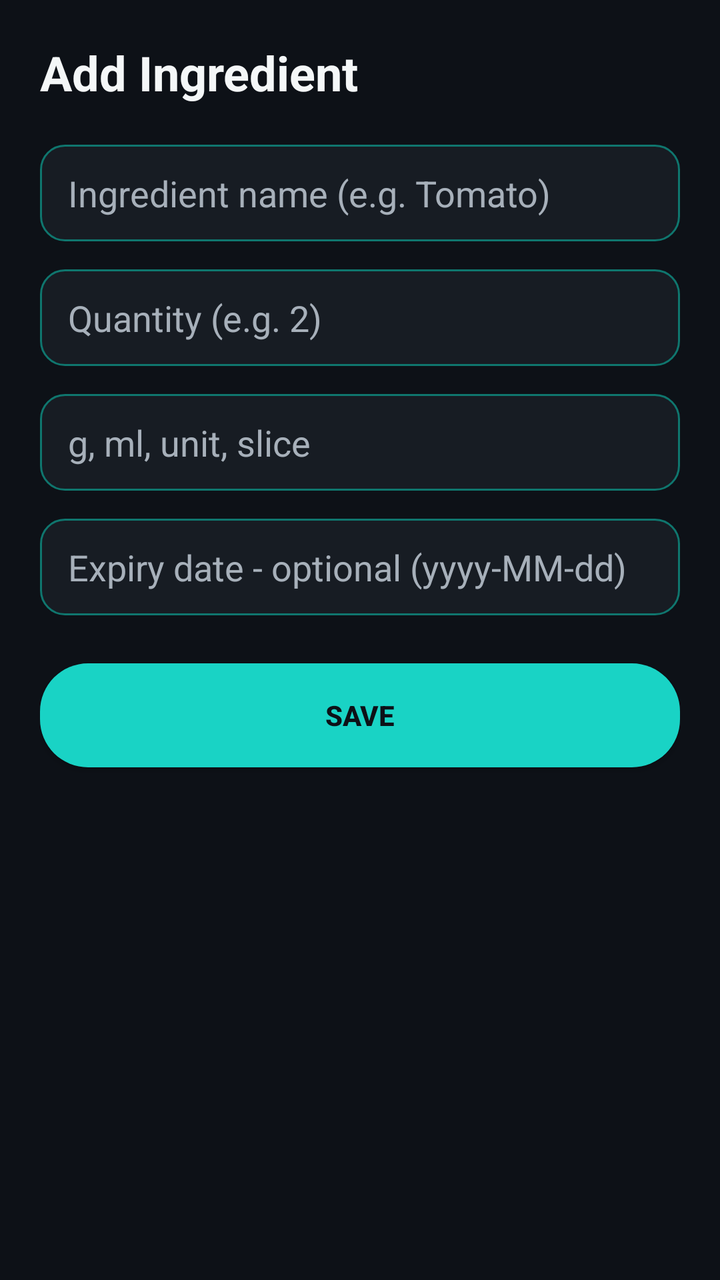
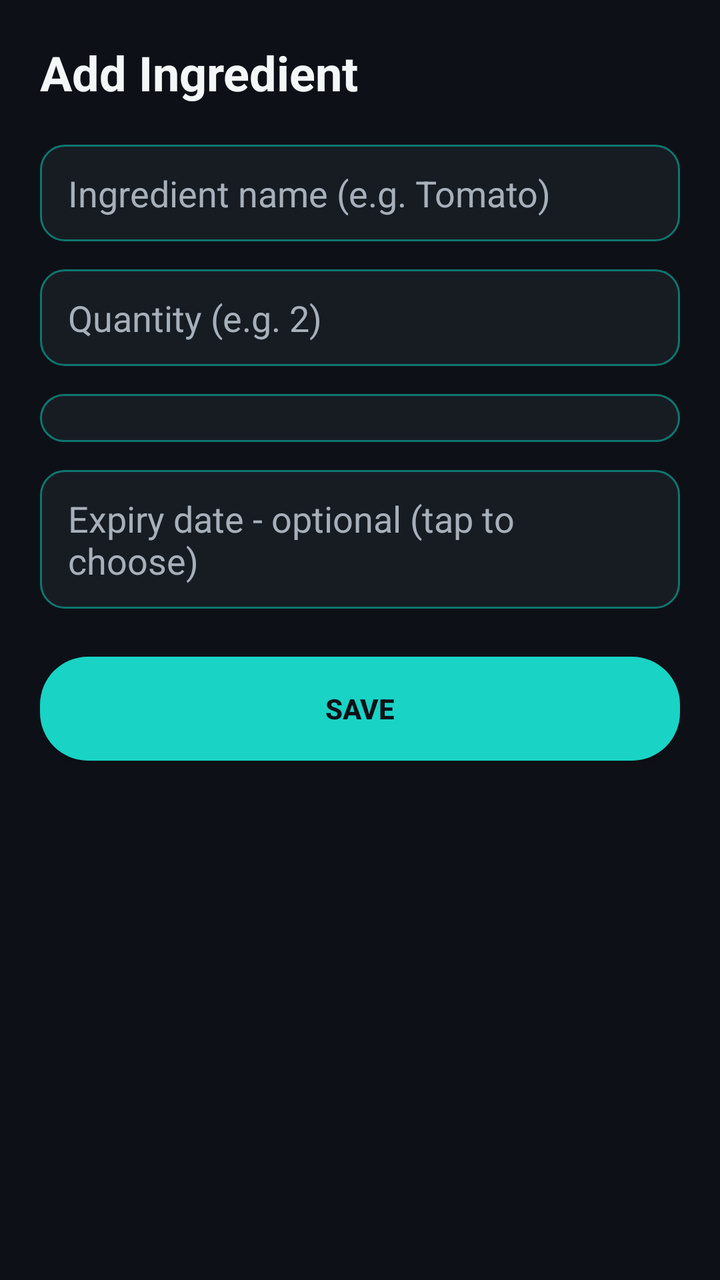

Compare the two renders of this Android layout. The source of the first and the diff that turns it into the second are given below.
<!-- AndroidManifest.xml: application theme Theme.SmartPantryManager -->
<!-- res/layout/activity_add_edit_ingredient.xml -->
<?xml version="1.0" encoding="utf-8"?>
<LinearLayout xmlns:android="http://schemas.android.com/apk/res/android"
    android:layout_width="match_parent"
    android:layout_height="match_parent"
    android:orientation="vertical"
    android:background="@color/background"
    android:padding="20dp">

    <TextView
        android:id="@+id/textFormTitle"
        android:layout_width="wrap_content"
        android:layout_height="wrap_content"
        android:text="Add Ingredient"
        android:textColor="@color/text_main"
        android:textSize="24sp"
        android:textStyle="bold"
        android:layout_marginBottom="20dp" />

    <EditText
        android:id="@+id/editName"
        android:layout_width="match_parent"
        android:layout_height="wrap_content"
        android:hint="Ingredient name (e.g. Tomato)"
        android:inputType="textCapSentences"
        android:background="@drawable/bg_input_field"
        android:textColor="@color/text_main"
        android:textColorHint="@color/text_secondary" />

    <TextView
        android:id="@+id/errorName"
        android:layout_width="wrap_content"
        android:layout_height="wrap_content"
        android:textColor="@color/error_delete"
        android:textSize="12sp"
        android:layout_marginTop="4dp"
        android:visibility="gone" />

    <EditText
        android:id="@+id/editQuantity"
        android:layout_width="match_parent"
        android:layout_height="wrap_content"
        android:hint="Quantity (e.g. 2)"
        android:inputType="numberDecimal"
        android:background="@drawable/bg_input_field"
        android:textColor="@color/text_main"
        android:textColorHint="@color/text_secondary"
        android:layout_marginTop="14dp" />

    <TextView
        android:id="@+id/errorQuantity"
        android:layout_width="wrap_content"
        android:layout_height="wrap_content"
        android:textColor="@color/error_delete"
        android:textSize="12sp"
        android:layout_marginTop="4dp"
        android:visibility="gone" />

    <EditText
        android:id="@+id/editUnit"
        android:layout_width="match_parent"
        android:layout_height="wrap_content"
        android:hint="g, ml, unit, slice"
        android:inputType="text"
        android:background="@drawable/bg_input_field"
        android:textColor="@color/text_main"
        android:textColorHint="@color/text_secondary"
        android:layout_marginTop="14dp" />

    <EditText
        android:id="@+id/editExpiry"
        android:layout_width="match_parent"
        android:layout_height="wrap_content"
        android:hint="Expiry date - optional (yyyy-MM-dd)"
        android:inputType="text"
        android:background="@drawable/bg_input_field"
        android:textColor="@color/text_main"
        android:textColorHint="@color/text_secondary"
        android:layout_marginTop="14dp" />

    <TextView
        android:id="@+id/errorExpiry"
        android:layout_width="wrap_content"
        android:layout_height="wrap_content"
        android:textColor="@color/error_delete"
        android:textSize="12sp"
        android:layout_marginTop="4dp"
        android:visibility="gone" />

    <Button
        android:id="@+id/buttonSave"
        android:layout_width="match_parent"
        android:layout_height="52dp"
        android:text="Save"
        android:textColor="@color/background"
        android:textStyle="bold"
        android:background="@drawable/bg_button_primary"
        android:layout_marginTop="24dp" />

</LinearLayout>
<!-- resources referenced by this layout -->
<resources>
  <color name="background">#0D1117</color>
  <color name="error_delete">#FF5C5C</color>
  <color name="text_main">#F4F7F8</color>
  <color name="text_secondary">#A7B0BA</color>
  <!-- drawable bg_button_primary (drawable) -->
  <?xml version="1.0" encoding="utf-8"?>
  <shape xmlns:android="http://schemas.android.com/apk/res/android">
      <solid android:color="@color/primary_aqua" />
      <corners android:radius="24dp" />
  </shape>
  <!-- drawable bg_input_field (drawable) -->
  <?xml version="1.0" encoding="utf-8"?>
  <shape xmlns:android="http://schemas.android.com/apk/res/android">
      <solid android:color="@color/card_bg" />
      <corners android:radius="12dp" />
      <stroke android:width="1dp" android:color="@color/dark_aqua" />
      <padding android:left="14dp" android:top="12dp" android:right="14dp" android:bottom="12dp" />
  </shape>
  <style name="Theme.SmartPantryManager" parent="Base.Theme.SmartPantryManager" />
  <color name="primary_aqua">#19D3C5</color>
  <color name="card_bg">#171C23</color>
  <color name="dark_aqua">#0F766E</color>
  <style name="Base.Theme.SmartPantryManager" parent="Theme.Material3.DayNight.NoActionBar">
          <item name="android:windowBackground">@color/background</item>
          <item name="colorPrimary">@color/primary_aqua</item>
          <item name="colorOnPrimary">@color/background</item>
          <item name="android:textColorPrimary">@color/text_main</item>
          <item name="android:textColorSecondary">@color/text_secondary</item>
      </style>
</resources>

<!-- the commit's change to res/layout/activity_add_edit_ingredient.xml (unified diff, before → after) -->
@@ -55,35 +55,59 @@
         android:layout_marginTop="4dp"
         android:visibility="gone" />
 
-    <EditText
-        android:id="@+id/editUnit"
+    
+    <Spinner
+        android:id="@+id/spinnerUnit"
         android:layout_width="match_parent"
         android:layout_height="wrap_content"
-        android:hint="g, ml, unit, slice"
+        android:background="@drawable/bg_input_field"
+        android:padding="12dp"
+        android:layout_marginTop="14dp" />
+
+    <EditText
+        android:id="@+id/editCustomUnit"
+        android:layout_width="match_parent"
+        android:layout_height="wrap_content"
+        android:hint="Enter custom unit (e.g. mg, kg)"
         android:inputType="text"
         android:background="@drawable/bg_input_field"
         android:textColor="@color/text_main"
         android:textColorHint="@color/text_secondary"
-        android:layout_marginTop="14dp" />
+        android:layout_marginTop="10dp"
+        android:visibility="gone" />
 
+    <TextView
+        android:id="@+id/errorUnit"
+        android:layout_width="wrap_content"
+        android:layout_height="wrap_content"
+        android:textColor="@color/error_delete"
+        android:textSize="12sp"
+        android:layout_marginTop="4dp"
+        android:visibility="gone" />
+
+    
     <EditText
         android:id="@+id/editExpiry"
         android:layout_width="match_parent"
         android:layout_height="wrap_content"
-        android:hint="Expiry date - optional (yyyy-MM-dd)"
-        android:inputType="text"
+        android:hint="Expiry date - optional (tap to choose)"
+        android:inputType="none"
+        android:focusable="false"
+        android:clickable="true"
+        android:cursorVisible="false"
         android:background="@drawable/bg_input_field"
         android:textColor="@color/text_main"
         android:textColorHint="@color/text_secondary"
         android:layout_marginTop="14dp" />
 
     <TextView
-        android:id="@+id/errorExpiry"
+        android:id="@+id/textClearExpiry"
         android:layout_width="wrap_content"
         android:layout_height="wrap_content"
-        android:textColor="@color/error_delete"
+        android:text="Clear date"
+        android:textColor="@color/primary_aqua"
         android:textSize="12sp"
-        android:layout_marginTop="4dp"
+        android:layout_marginTop="6dp"
         android:visibility="gone" />
 
     <Button
<!-- resource entries referenced after the edit -->
@@ -2,6 +2,7 @@
 <resources>
   <color name="background">#0D1117</color>
   <color name="error_delete">#FF5C5C</color>
+  <color name="primary_aqua">#19D3C5</color>
   <color name="text_main">#F4F7F8</color>
   <color name="text_secondary">#A7B0BA</color>
   <!-- drawable bg_button_primary (drawable) -->
@@ -19,7 +20,6 @@
       <padding android:left="14dp" android:top="12dp" android:right="14dp" android:bottom="12dp" />
   </shape>
   <style name="Theme.SmartPantryManager" parent="Base.Theme.SmartPantryManager" />
-  <color name="primary_aqua">#19D3C5</color>
   <color name="card_bg">#171C23</color>
   <color name="dark_aqua">#0F766E</color>
   <style name="Base.Theme.SmartPantryManager" parent="Theme.Material3.DayNight.NoActionBar">
